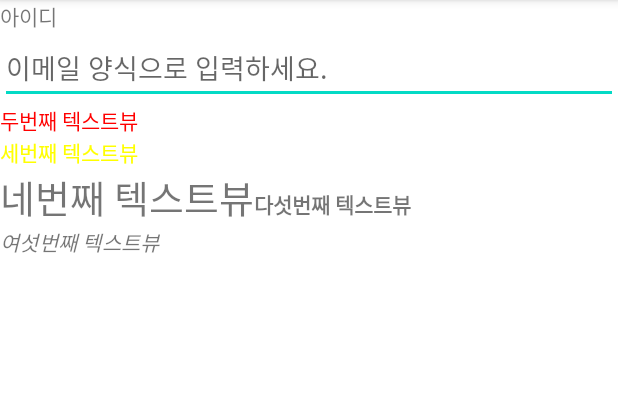
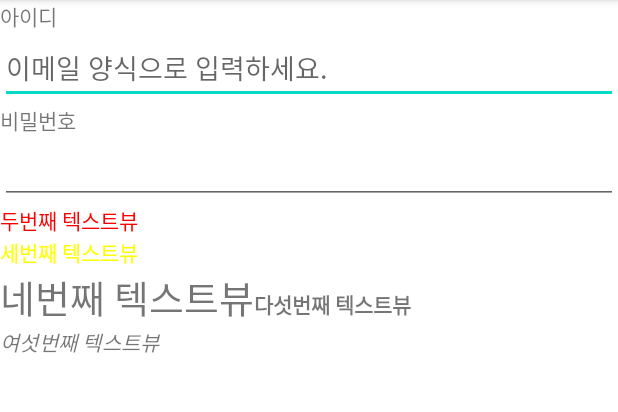
Before and after one commit to Eun-Hee/UIPractice_20210207, an Android app: the screen it shows after launch (MainActivity), on a phone screen of 412 x 824 dp, the part 84-496 px from its top. Run offline under Robolectric (Android 15) with nearby library versions, the phone set to English and light mode, and no system bars.

Commit message:
inputType 추가 (비밀번호) 체험

```diff
--- a/app/src/main/res/layout/activity_main.xml
+++ b/app/src/main/res/layout/activity_main.xml
@@ -15,7 +15,18 @@
     <EditText
         android:layout_width="match_parent"
         android:layout_height="wrap_content"
-        android:hint="이메일 양식으로 입력하세요."/>
+        android:hint="이메일 양식으로 입력하세요."
+        android:inputType="textEmailAddress"/>
+
+    <TextView
+        android:layout_width="wrap_content"
+        android:layout_height="wrap_content"
+        android:text="비밀번호" />
+
+    <EditText
+        android:layout_width="match_parent"
+        android:layout_height="wrap_content"
+        android:inputType="textPassword"/>
 
     <TextView
         android:layout_width="wrap_content"
```
